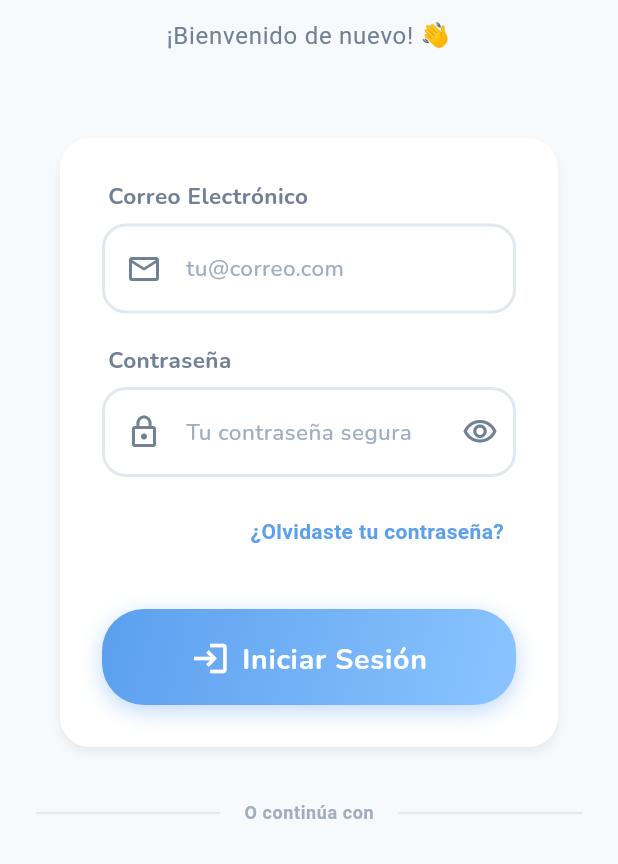
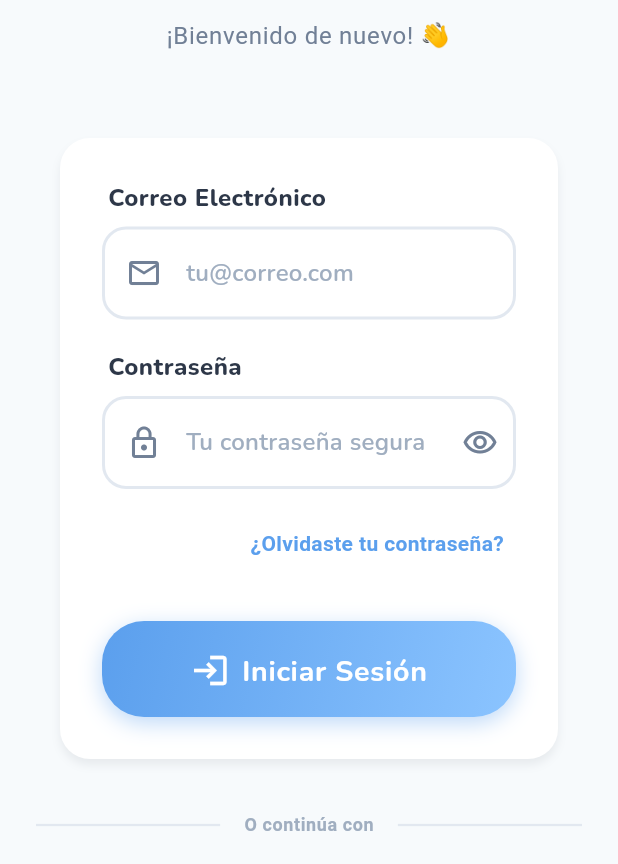
Before and after one commit to franciscoluis703/RegistroDigital, a Flutter app: the screen it shows after launch, on a phone screen of 412 x 824 dp, the part 372-1236 px from its top. Run offline on Flutter 3.47's test engine with Material 3 defaults, Android fonts, the phone set to English and light mode, and no system bars; our stand-ins replace cloud_firestore, csv, file_picker, firebase_auth, firebase_core, firebase_storage and 9 more; missing offline and left inert: flutter_facebook_auth; accounts and stored records are empty.

Commit message:
feat: Mejoras de UI - Verde menta prominente y mejor legibilidad
## Cambios en DojoInput:
- Aumentado tamaño de fuente de etiquetas de 15 a 16px con peso w800
- Aumentado tamaño de texto de entrada de 16 a 17px con peso w700
- Agregado height: 1.5 para mejor espaciado entre líneas
- Mejorado tamaño de placeholder de 15 a 16px con peso w600

## Verde menta como color principal:
- Etiquetas en foco: Cambiado de azul a verde menta
- Bordes en foco: Cambiado de azul a verde menta con grosor 3.0px
- Sombra en foco: Verde menta con mayor opacidad (0.3) y blur (16)
- Iconos en foco: Todos cambiados de azul a verde menta

## Pantalla Home:
- Botón "Mis Cursos" prominente con gradiente verde menta
- Iconos de acceso rápido más grandes (56x56, iconos 32px)
- Mejor padding y espaciado en tarjetas de acceso rápido
- Ajustado childAspectRatio a 0.95 para más altura

Desplegado a producción: https://registro-docente-app.web.app

🤖 Generated with [Claude Code](https://claude.com/claude-code)

Co-Authored-By: Claude <noreply@anthropic.com>

```diff
--- a/registrodocente/lib/app/presentation/widgets/common/dojo_input.dart
+++ b/registrodocente/lib/app/presentation/widgets/common/dojo_input.dart
@@ -118,13 +118,13 @@ class _DojoInputState extends State<DojoInput>
             child: Text(
               widget.label!,
               style: GoogleFonts.nunito(
-                fontSize: 15,
-                fontWeight: FontWeight.w700,
+                fontSize: 16,
+                fontWeight: FontWeight.w800,
                 color: hasError
                     ? AppColors.error
                     : _isFocused
-                        ? AppColors.primary
-                        : AppColors.textSecondary,
+                        ? AppColors.secondary
+                        : AppColors.textPrimary,
                 letterSpacing: 0.3,
               ),
             ),
@@ -142,9 +142,9 @@ class _DojoInputState extends State<DojoInput>
                     ? [
                         BoxShadow(
                           color: hasError
-                              ? AppColors.error.withValues(alpha: 0.2)
-                              : AppColors.primary.withValues(alpha: 0.2),
-                          blurRadius: 12,
+                              ? AppColors.error.withValues(alpha: 0.25)
+                              : AppColors.secondary.withValues(alpha: 0.3),
+                          blurRadius: 16,
                           offset: const Offset(0, 4),
                         ),
                       ]
@@ -167,10 +167,11 @@ class _DojoInputState extends State<DojoInput>
                 validator: widget.validator,
                 autovalidateMode: widget.autovalidateMode,
                 style: GoogleFonts.nunito(
-                  fontSize: 16,
-                  fontWeight: FontWeight.w600,
+                  fontSize: 17,
+                  fontWeight: FontWeight.w700,
                   color: AppColors.textPrimary,
-                  letterSpacing: 0.3,
+                  letterSpacing: 0.2,
+                  height: 1.5,
                 ),
                 decoration: InputDecoration(
                   hintText: widget.hint,
@@ -192,7 +193,7 @@ class _DojoInputState extends State<DojoInput>
                             color: hasError
                                 ? AppColors.error
                                 : _isFocused
-                                    ? AppColors.primary
+                                    ? AppColors.secondary
                                     : AppColors.textSecondary,
                             size: 24,
                           ),
@@ -205,7 +206,7 @@ class _DojoInputState extends State<DojoInput>
                             color: hasError
                                 ? AppColors.error
                                 : _isFocused
-                                    ? AppColors.primary
+                                    ? AppColors.secondary
                                     : AppColors.textSecondary,
                             size: 24,
                           ),
@@ -229,8 +230,8 @@ class _DojoInputState extends State<DojoInput>
                   focusedBorder: OutlineInputBorder(
                     borderRadius: BorderRadius.circular(16),
                     borderSide: BorderSide(
-                      color: hasError ? AppColors.error : AppColors.primary,
-                      width: _borderAnimation.value,
+                      color: hasError ? AppColors.error : AppColors.secondary,
+                      width: 3.0,
                     ),
                   ),
                   errorBorder: OutlineInputBorder(
@@ -255,10 +256,10 @@ class _DojoInputState extends State<DojoInput>
                     ),
                   ),
                   hintStyle: GoogleFonts.nunito(
-                    fontSize: 15,
-                    fontWeight: FontWeight.w500,
+                    fontSize: 16,
+                    fontWeight: FontWeight.w600,
                     color: AppColors.textTertiary,
-                    letterSpacing: 0.3,
+                    letterSpacing: 0.2,
                   ),
                   helperStyle: GoogleFonts.nunito(
                     fontSize: 13,
```
Also changed, not shown: registrodocente/lib/app/presentation/modules/home/views/home_screen.dart (+21 -13 lines), 1 other file.
